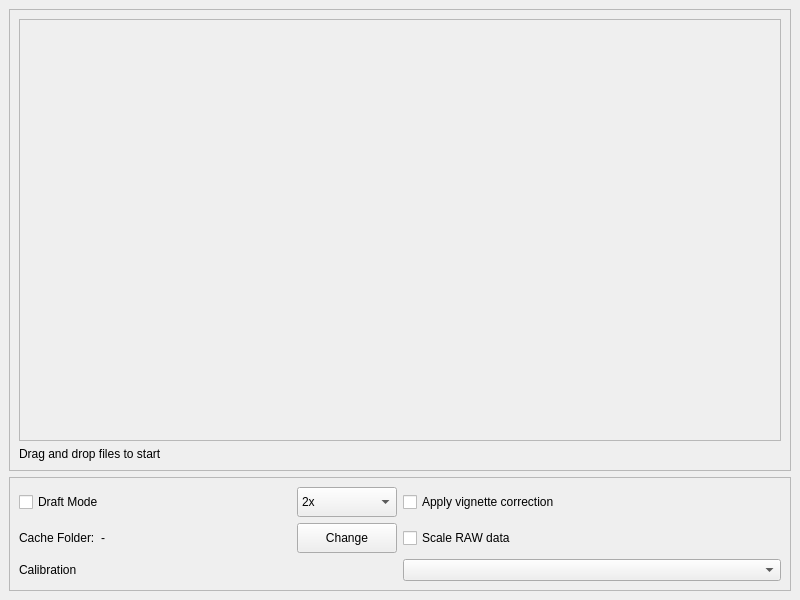
Before: the Qt Designer form ui/mainwindow.ui in xtrul/motioncam-fs, drawn with Qt 5.
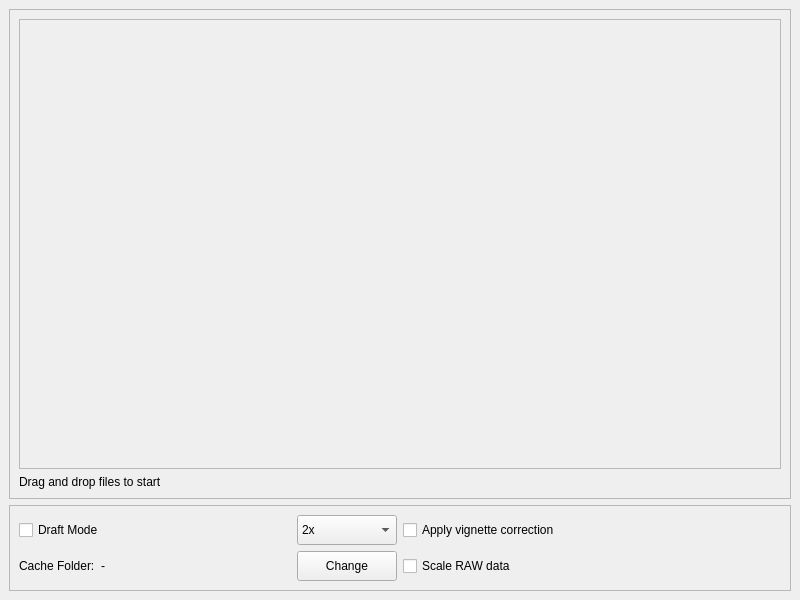
After: the same form once the commit is applied.

```diff
--- a/ui/mainwindow.ui
+++ b/ui/mainwindow.ui
@@ -186,20 +186,6 @@
          </item>
         </layout>
       </item>
-      <item row="2" column="0" colspan="2">
-       <layout class="QHBoxLayout" name="calibrationLayout">
-        <item>
-         <widget class="QLabel" name="calibrationLabel">
-          <property name="text">
-           <string>Calibration</string>
-          </property>
-         </widget>
-        </item>
-        <item>
-         <widget class="QComboBox" name="calibrationProfileCombo"/>
-        </item>
-       </layout>
-      </item>
      </layout>
     </widget>
    </item>
```
Lines whose indentation alone changed are shown as unchanged.
